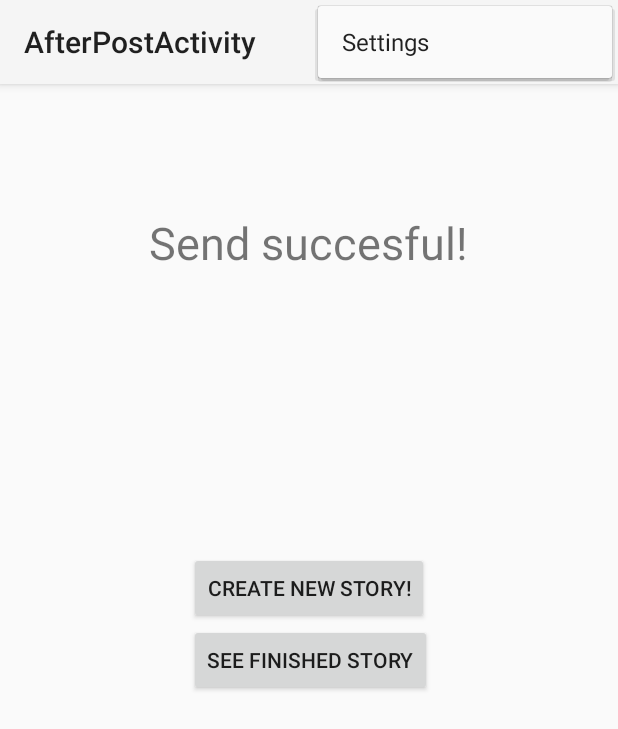
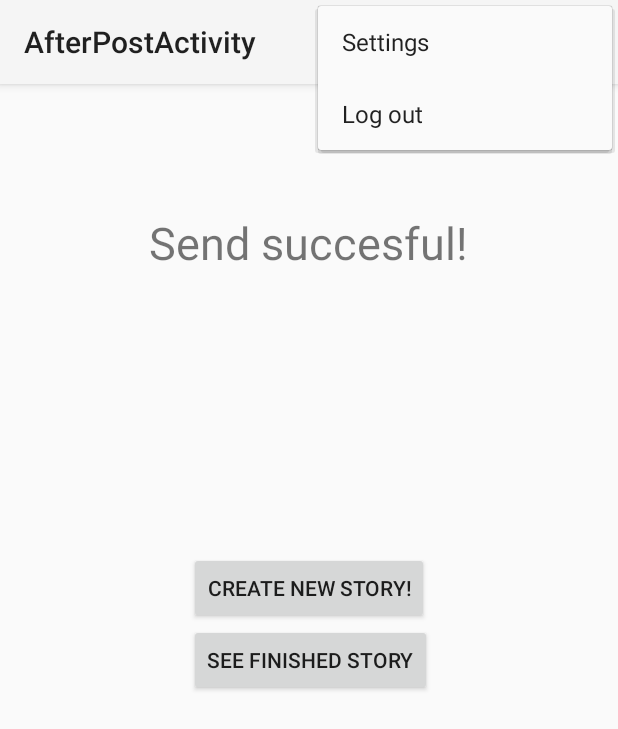
Before and after one commit to larssonwilly/Story-app-2, an Android app: the AfterPostActivity screen opened directly, with no data from a screen before it, with the options menu open, on a phone screen of 412 x 824 dp. Shown: the top 729 px of the screen. Run offline under Robolectric (Android 15) with nearby library versions, the phone set to English and light mode, and no system bars; libraries missing offline, so code that uses them is left out: com.parse.

```diff
--- a/app/src/main/res/menu/menu_after_post.xml
+++ b/app/src/main/res/menu/menu_after_post.xml
@@ -2,6 +2,12 @@
     xmlns:app="http://schemas.android.com/apk/res-auto"
     xmlns:tools="http://schemas.android.com/tools"
     tools:context="com.example.willy.storyapp2.AfterPostActivity">
-    <item android:id="@+id/action_settings" android:title="@string/action_settings"
-        android:orderInCategory="100" app:showAsAction="never" />
+
+    <item android:id="@+id/action_settings"
+          android:title="@string/action_settings"
+          android:orderInCategory="1" app:showAsAction="never" />
+    <item
+        android:id="@+id/logoutButton"
+        android:title="@string/ab_logout"
+        android:orderInCategory="2"/>
 </menu>
```
Also changed, not shown: app/src/main/java/com/example/willy/storyapp2/AfterPostActivity.java (+14 -14 lines), app/src/main/java/com/example/willy/storyapp2/StoryShowcaseActivity.java (+28 -9 lines), app/src/main/res/menu/menu_story_showcase.xml (+9 -2 lines).
